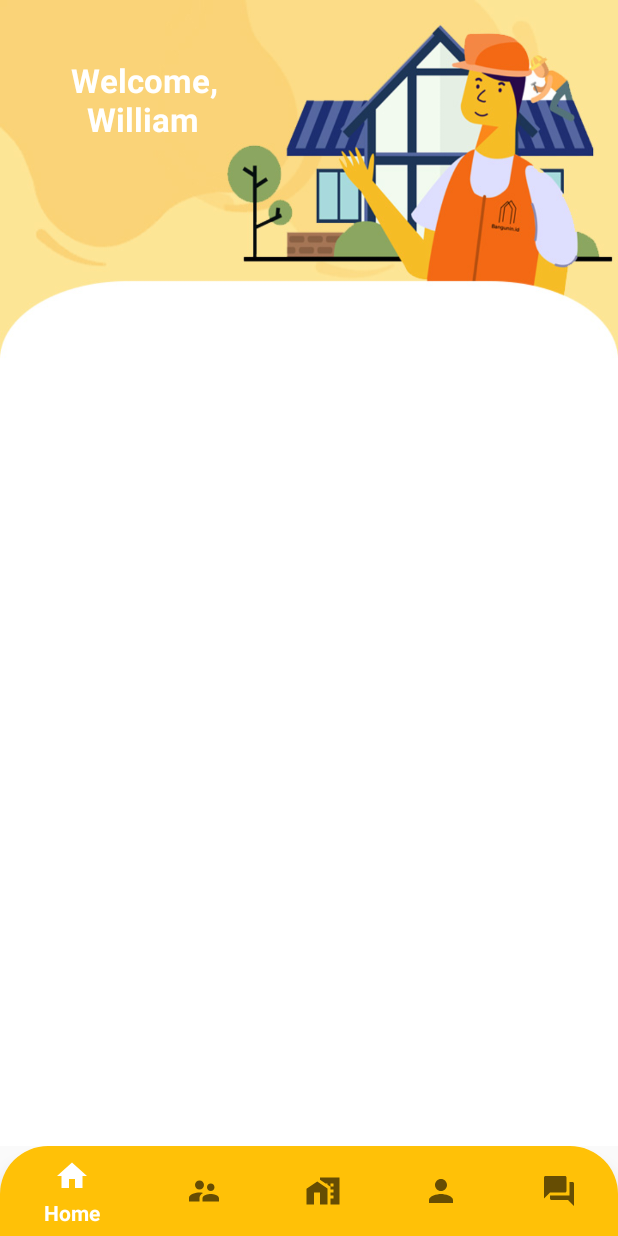
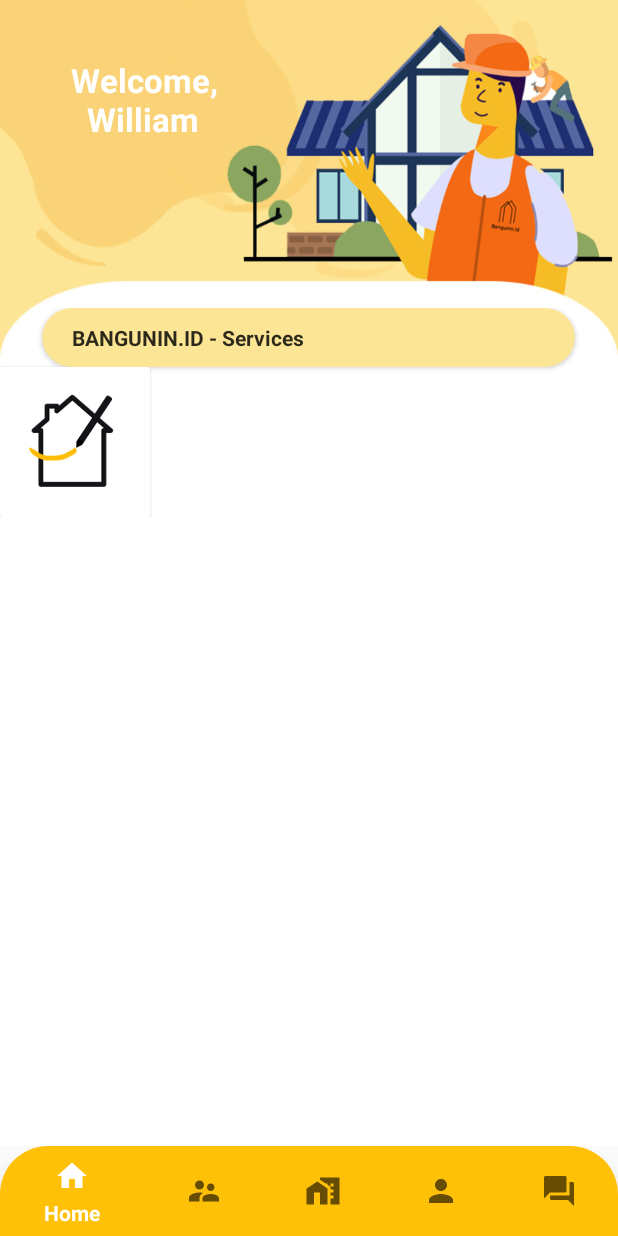
Before and after one commit to lonewarriorHX/UserApp, an Android app: the screen it shows after launch once a user with an empty profile is signed in (DashboardActivity), on a phone screen of 412 x 824 dp. Run offline under Robolectric (Android 15) with nearby library versions, the phone set to English and light mode, and no system bars; our stand-ins replace Firebase (no records; nobody signed in at launch, a user with empty details on screens opened directly), navigation-ui.

Commit message:
belum jadi

```diff
--- a/app/src/main/java/com/example/finalapplication/HomeFragment.kt
+++ b/app/src/main/java/com/example/finalapplication/HomeFragment.kt
@@ -1,10 +1,12 @@
 package com.example.finalapplication
 
 import android.os.Bundle
-import androidx.fragment.app.Fragment
 import android.view.LayoutInflater
 import android.view.View
 import android.view.ViewGroup
+import androidx.fragment.app.Fragment
+import androidx.viewpager.widget.ViewPager
+
 
 // TODO: Rename parameter arguments, choose names that match
 // the fragment initialization parameters, e.g. ARG_ITEM_NUMBER
--- a/app/src/main/res/layout/fragment_home.xml
+++ b/app/src/main/res/layout/fragment_home.xml
@@ -22,4 +22,44 @@
         app:layout_constraintVertical_bias="0.055"
         app:layout_constraintHorizontal_bias="0.15"/>
 
+    <ScrollView
+        android:layout_width="match_parent"
+        android:layout_height="match_parent">
+        <LinearLayout
+            android:layout_width="match_parent"
+            android:layout_height="match_parent"
+            android:layout_marginTop="205dp"
+            android:orientation="vertical">
+    <androidx.cardview.widget.CardView
+        android:layout_width="wrap_content"
+        android:layout_height="wrap_content"
+        app:cardCornerRadius="100sp"
+        app:cardBackgroundColor="@color/yellowbg"
+        android:padding="10sp"
+        android:layout_gravity="center_horizontal">
+        <TextView
+            android:layout_width="wrap_content"
+            android:layout_height="wrap_content"
+            android:textStyle="bold"
+            android:textColor="#D2000000"
+            android:paddingStart="20sp"
+            android:paddingEnd="180sp"
+            android:paddingVertical="10sp"
+            android:text="BANGUNIN.ID - Services"
+            android:paddingRight="180sp"
+            android:paddingLeft="20sp" />
+    </androidx.cardview.widget.CardView>
+
+            <androidx.cardview.widget.CardView
+                android:layout_width="wrap_content"
+                android:layout_height="wrap_content">
+                <ImageView
+                    android:layout_width="100dp"
+                    android:layout_height="100dp"
+                    android:src="@drawable/bangun"
+                    />
+            </androidx.cardview.widget.CardView>
+
+        </LinearLayout>
+    </ScrollView>
 </androidx.constraintlayout.widget.ConstraintLayout>
```
Also changed, not shown: app/src/main/res/drawable/Interior.jpg (added), app/src/main/res/drawable/arsitektur.jpg (added), app/src/main/res/drawable/bangun.jpg (added), app/src/main/res/drawable/renovasi.jpg (added).
